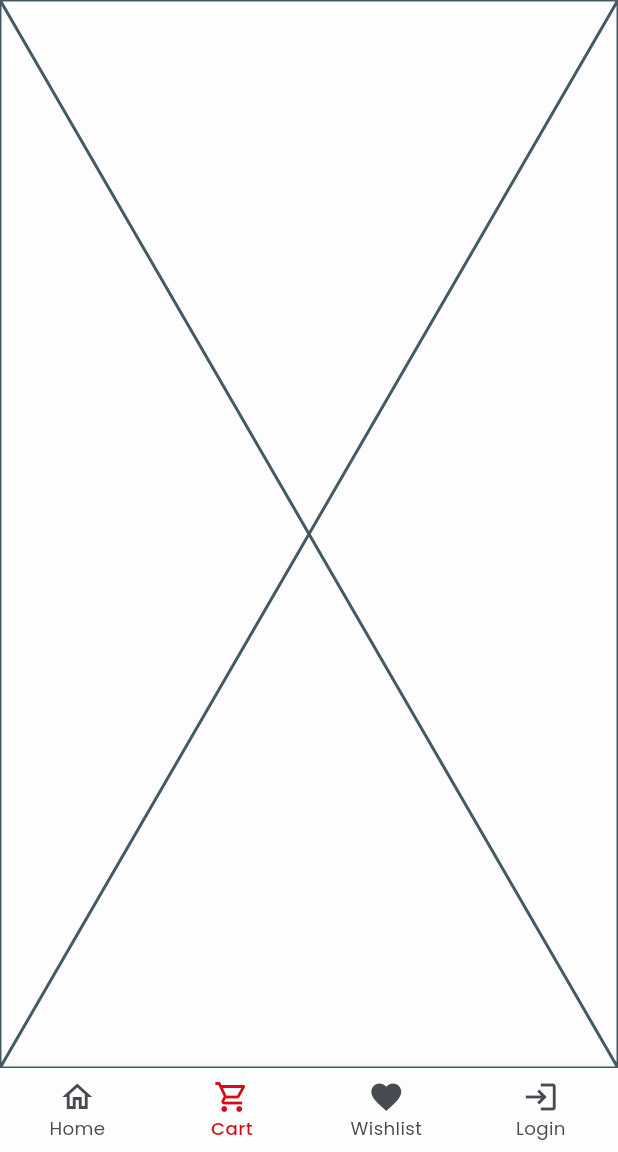
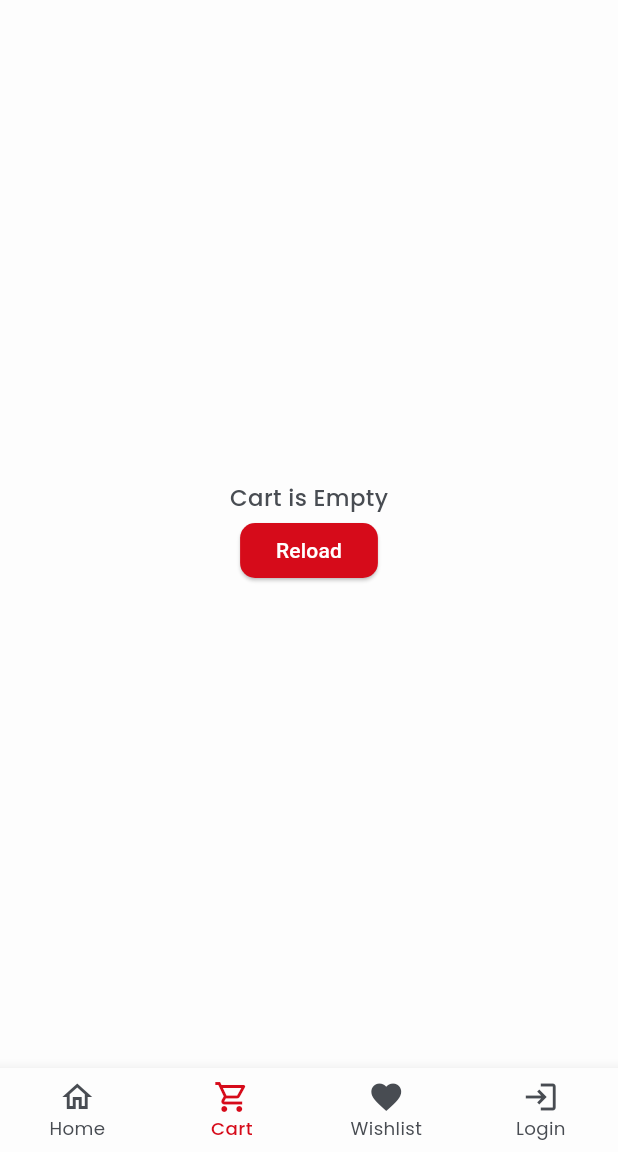
Before and after one commit to basmalahesham/z_store_app, a Flutter app: the screen it shows after launch, item 2 of the bottom bar chosen, on a phone screen of 412 x 824 dp, the part 84-1236 px from its top. Run offline on Flutter 3.47's test engine with Material 3 defaults, Android fonts, the phone set to English and light mode, and no system bars; our stand-ins replace flutter_screenutil, google_fonts.

Commit message:
create wishlist_is_empty_widget.dart & cart_is_empty_widget.dart & custom_elevated_button.dart

```diff
--- a/lib/core/theming/styles/text_styles.dart
+++ b/lib/core/theming/styles/text_styles.dart
@@ -24,4 +24,9 @@ abstract class TextStyles {
     fontSize: 14.sp,
     fontWeight: FontWeight.w400,
   );
+  static TextStyle w500Gray15 = GoogleFonts.poppins(
+    color: Color(0xFF484C52),
+    fontSize: 15.sp,
+    fontWeight: FontWeight.w500,
+  );
 }
--- /dev/null
+++ b/lib/core/widgets/custom_elevated_button.dart
@@ -0,0 +1,44 @@
+import 'package:flutter/material.dart';
+import 'package:z_store_app/core/theming/colors.dart';
+
+class CustomElevatedButton extends StatelessWidget {
+  const CustomElevatedButton({
+    super.key,
+    required this.onPressed,
+    this.text,
+    this.backgroundColor,
+    required this.minimumSize,
+    this.style,
+    this.child,
+    this.padding,
+    this.foregroundColor,
+    this.elevation,
+    this.side,
+  });
+  final void Function() onPressed;
+  final String? text;
+  final Color? backgroundColor;
+  final Size minimumSize;
+  final TextStyle? style;
+  final Widget? child;
+  final EdgeInsetsGeometry? padding;
+  final Color? foregroundColor;
+  final double? elevation;
+  final BorderSide? side;
+  @override
+  Widget build(BuildContext context) {
+    return ElevatedButton(
+      style: ElevatedButton.styleFrom(
+        padding: padding,
+        side: side,
+        elevation: elevation,
+        minimumSize: minimumSize,
+        foregroundColor: foregroundColor,
+        backgroundColor: backgroundColor ?? (ColorsManager.kSecondaryColor),
+        shape: RoundedRectangleBorder(borderRadius: BorderRadius.circular(10)),
+      ),
+      onPressed: onPressed,
+      child: child ?? Text(text!, textAlign: TextAlign.center, style: style),
+    );
+  }
+}
--- /dev/null
+++ b/lib/features/cart/presentation/views/widgets/cart_is_empty_widget.dart
@@ -0,0 +1,26 @@
+import 'package:flutter/material.dart';
+import 'package:flutter_screenutil/flutter_screenutil.dart';
+import 'package:z_store_app/core/theming/styles/text_styles.dart';
+import 'package:z_store_app/core/widgets/custom_elevated_button.dart';
+
+class CartIsEmptyWidget extends StatelessWidget {
+  const CartIsEmptyWidget({super.key});
+
+  @override
+  Widget build(BuildContext context) {
+    return Center(
+      child: Column(
+        mainAxisAlignment: MainAxisAlignment.center,
+        children: [
+          Text('Cart is Empty', style: TextStyles.w500Gray15),
+          CustomElevatedButton(
+            onPressed: () {},
+            minimumSize: Size(40.w, 36.h),
+            text: 'Reload',
+            style: TextStyle(color: Colors.white),
+          ),
+        ],
+      ),
+    );
+  }
+}
--- a/lib/features/cart/presentation/views/widgets/cart_view_body.dart
+++ b/lib/features/cart/presentation/views/widgets/cart_view_body.dart
@@ -1,10 +1,17 @@
 import 'package:flutter/material.dart';
+import 'package:z_store_app/features/cart/presentation/views/widgets/cart_is_empty_widget.dart';
 
 class CartViewBody extends StatelessWidget {
   const CartViewBody({super.key});
-
+  final List<String> cartItems = const [
+    // 'Item 1',
+    // 'Item 2',
+  ];
   @override
   Widget build(BuildContext context) {
-    return const Placeholder();
+    if (cartItems.isEmpty) {
+      return CartIsEmptyWidget();
+    }
+    return ListView();
   }
 }
--- /dev/null
+++ b/lib/features/wishlist/presentation/views/widgets/wishlist_is_empty_widget.dart
@@ -0,0 +1,26 @@
+import 'package:flutter/material.dart';
+import 'package:flutter_screenutil/flutter_screenutil.dart';
+import 'package:z_store_app/core/theming/styles/text_styles.dart';
+import 'package:z_store_app/core/widgets/custom_elevated_button.dart';
+
+class WishlistIsEmptyWidget extends StatelessWidget {
+  const WishlistIsEmptyWidget({super.key});
+
+  @override
+  Widget build(BuildContext context) {
+    return Center(
+      child: Column(
+        mainAxisAlignment: MainAxisAlignment.center,
+        children: [
+          Text('Wishlist is Empty', style: TextStyles.w500Gray15),
+          CustomElevatedButton(
+            onPressed: () {},
+            minimumSize: Size(40.w, 36.h),
+            text: 'Reload',
+            style: TextStyle(color: Colors.white),
+          ),
+        ],
+      ),
+    );
+  }
+}
--- a/lib/features/wishlist/presentation/views/widgets/wishlist_view_body.dart
+++ b/lib/features/wishlist/presentation/views/widgets/wishlist_view_body.dart
@@ -1,10 +1,17 @@
 import 'package:flutter/material.dart';
+import 'package:z_store_app/features/wishlist/presentation/views/widgets/wishlist_is_empty_widget.dart';
 
 class WishlistViewBody extends StatelessWidget {
   const WishlistViewBody({super.key});
-
+  final List<String> wishlistItems = const [
+    // 'Item 1',
+    // 'Item 2',
+  ];
   @override
   Widget build(BuildContext context) {
-    return const Placeholder();
+    if (wishlistItems.isEmpty){
+      return WishlistIsEmptyWidget();
+    }
+    return ListView();
   }
 }
```
